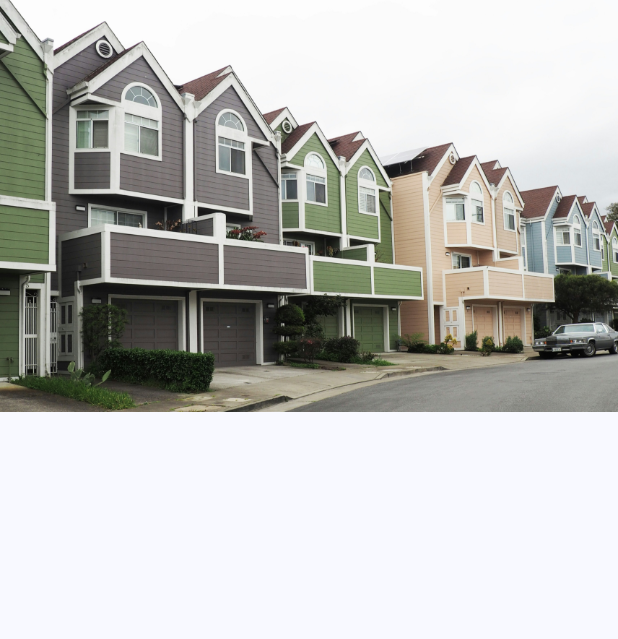
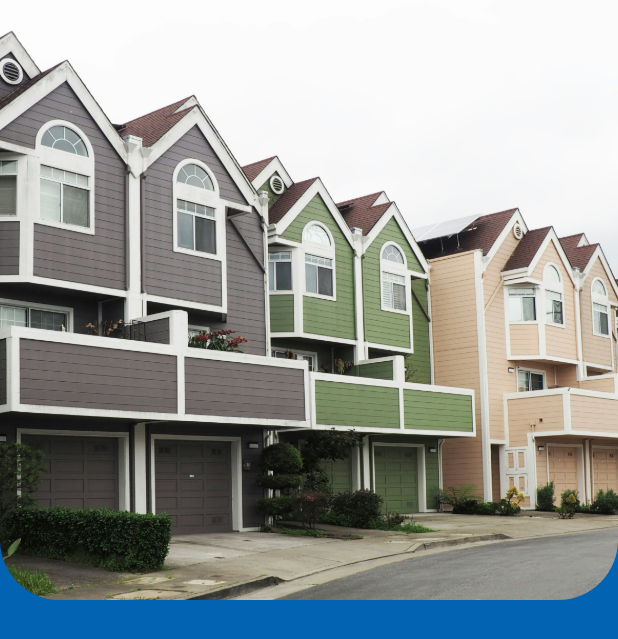
Before and after one commit to gilbert-ku/EstateEase-mobileApp, a Flutter app: the Bungalow screen opened directly, on a phone screen of 412 x 824 dp. Shown: the top 639 px of the screen. Run offline on Flutter 3.47's test engine with Material 3 defaults, Android fonts, the phone set to English and light mode, and no system bars.

Commit message:
add  style to bungalow

```diff
--- a/lib/components/bungalow.dart
+++ b/lib/components/bungalow.dart
@@ -6,10 +6,21 @@ class Bungalow extends StatelessWidget {
   @override
   Widget build(BuildContext context) {
     return  Scaffold(
+      backgroundColor: const Color.fromARGB(255, 3, 99, 179),
       body: Center(
         child: ListView(
           children: [
-            Image.asset("lib/images/bungalo.jpg")
+            ClipRRect(
+              borderRadius: const BorderRadius.only(
+                bottomRight: Radius.circular(40),
+                bottomLeft: Radius.circular(40)
+                ),
+                child: Image.asset("lib/images/bungalo.jpg",
+                height: 400,
+                width: MediaQuery.of(context).size.width,
+                fit: BoxFit.cover,
+              ),
+            )
           ],
         ),
       )
--- a/lib/pages/house_listing.dart
+++ b/lib/pages/house_listing.dart
@@ -120,7 +120,8 @@ class HouseListing extends StatelessWidget {
                             onTap: () => Navigator.push(
                                 context,
                                 MaterialPageRoute(
-                                    builder: (context) => const Bungalow())),
+                                    builder: (context) => const Bungalow()
+                                    )),
                             child: const Icon(
                               Icons.arrow_circle_right,
                               size: 40,
```
